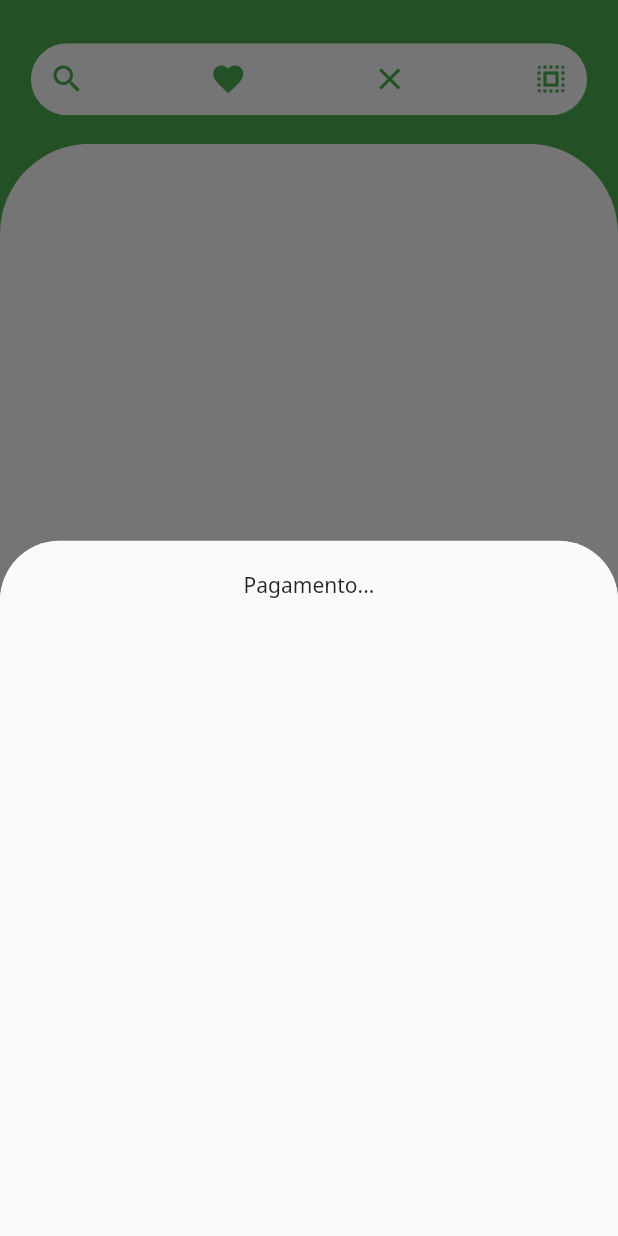
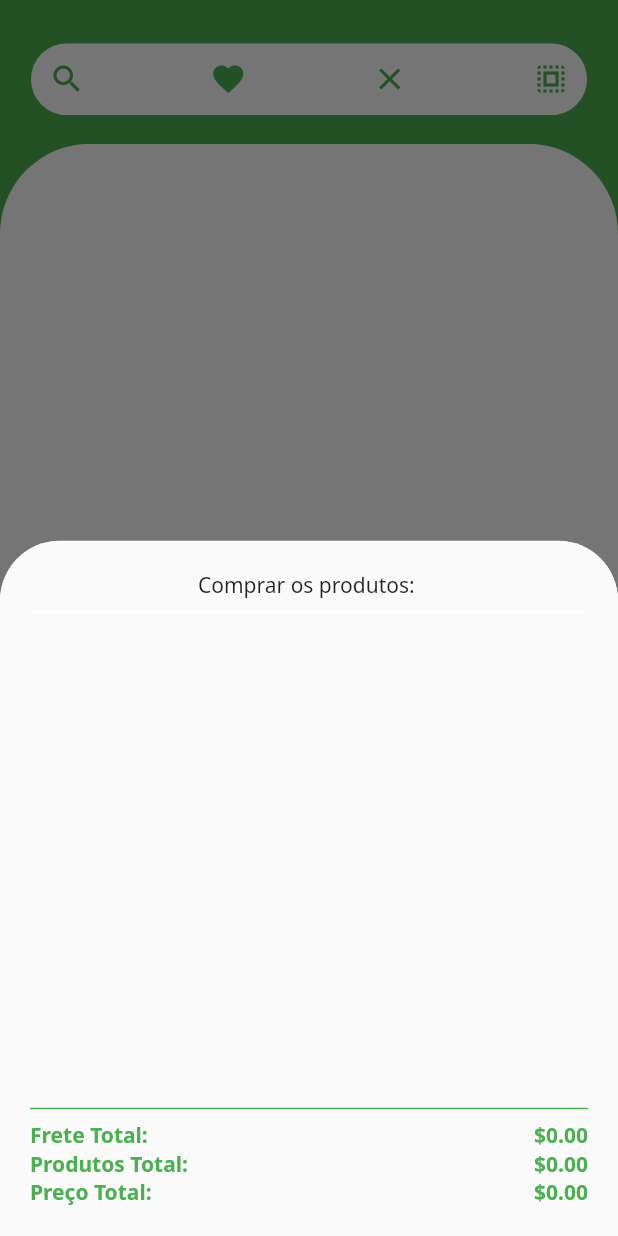
Before and after one commit to ramonpaolo/AgroApp, a Flutter app: the Store screen opened directly, after a tap on "Finalizar Compra", on a phone screen of 412 x 824 dp. Run offline on Flutter 3.47's test engine with Material 2 defaults, Android fonts, the phone set to English and light mode, and no system bars; our stand-ins replace cached_network_image, carousel_slider, cloud_firestore, curved_navigation_bar, firebase_auth, firebase_core and 5 more; missing offline and left inert: flutter_sparkline, image_downloader, sigepweb, simple_splashscreen; accounts and stored records are empty.

Commit message:
Att function button Finalizar Compra

```diff
--- a/lib/src/routes/store/Store.dart
+++ b/lib/src/routes/store/Store.dart
@@ -1,5 +1,6 @@
 //---- Packages
 import 'package:agricultura/src/routes/home/Product.dart';
+import 'package:agricultura/src/routes/store/functions/buy_products.dart';
 import 'package:cached_network_image/cached_network_image.dart';
 import 'package:flutter/material.dart';
 import 'package:cloud_firestore/cloud_firestore.dart';
@@ -29,7 +30,7 @@ class _StoreState extends State<Store> {
 
   TextEditingController _searchController = TextEditingController();
 
-  var key = GlobalKey<ScaffoldState>();
+  var _snack = GlobalKey<ScaffoldState>();
 
   //---- Functions
 
@@ -86,6 +87,7 @@ class _StoreState extends State<Store> {
   @override
   void initState() {
     print("---------------------- Store.dart-------------");
+
     super.initState();
   }
 
@@ -95,7 +97,7 @@ class _StoreState extends State<Store> {
     setSizeScreen(size);
     return Scaffold(
         backgroundColor: Colors.green,
-        key: key,
+        key: _snack,
         body: SingleChildScrollView(
           child: Column(
             crossAxisAlignment: CrossAxisAlignment.center,
@@ -240,7 +242,7 @@ class _StoreState extends State<Store> {
                                           itemBuilder: (context, index) {
                                             return Dismissible(
                                               onDismissed: (direction) {
-                                                key.currentState
+                                                _snack.currentState
                                                     .showSnackBar(SnackBar(
                                                   content: Text(
                                                     "Excluido o produto: ${produtoPesquisado[index]["title"]}",
@@ -315,7 +317,7 @@ class _StoreState extends State<Store> {
                                                   DatasUser().removeCarShop(
                                                       await produtosNoCarrinho[
                                                           index]["id"]);
-                                                  key.currentState
+                                                  _snack.currentState
                                                       .showSnackBar(SnackBar(
                                                     content: Text(
                                                       "Removido de carrinho o produto: ${produtosNoCarrinho[index]["title"]}",
@@ -408,7 +410,10 @@ class _StoreState extends State<Store> {
                                       child: RaisedButton(
                                         splashColor: Colors.white,
                                         onPressed: () async {
-                                          await showModal(context);
+                                          await showModal(
+                                            context: context,
+                                            products: produtosNoCarrinho,
+                                          );
                                         },
                                         color: Colors.green,
                                         child: Text(
@@ -417,7 +422,7 @@ class _StoreState extends State<Store> {
                                               color: Colors.white,
                                               fontSize: 18),
                                         ),
-                                      ))),
+                                      )))
                             ])));
                   } else if (snapshot.connectionState ==
                       ConnectionState.waiting) {
--- /dev/null
+++ b/lib/src/routes/store/functions/buy_products.dart
@@ -0,0 +1,51 @@
+import 'package:sigepweb/sigepweb.dart';
+
+class BuyProducts {
+  double priceTotal = 0.0;
+  double priceTotalProduts = 0.0;
+  double shippingTotal = 0.0;
+  double valorFrete = 0.0;
+
+  Future calcPriceProduts({List prices}) async {
+    try {
+      for (int x = 0; x < prices.length; x++) {
+        priceTotalProduts += await prices[x];
+      }
+    } catch (e) {
+      print("Erro em calcPriceTotalProduts");
+    }
+  }
+
+  Future calcShipping({List ceps, List products}) async {
+    try {
+      for (int x = 0; x < ceps.length; x++) {
+        await calcularFrete("18403040", await products[x]);
+      }
+    } catch (e) {
+      print("Erro em calcShipping");
+    }
+    await calcTotal();
+  }
+
+  Future calcTotal() async {
+    priceTotal = priceTotalProduts + shippingTotal;
+    print("Preço total dos Produtos: $priceTotalProduts");
+    print("Preço total frete: $shippingTotal");
+    print("Preço total: $priceTotal");
+  }
+
+  Future calcularFrete(String cepDestino, Map item) async {
+    var sigep = Sigepweb(contrato: SigepContrato.semContrato());
+    var calcPrecoPrazo = await sigep.calcPrecoPrazo(
+        cepOrigem: "${item["cep_origem"]}",
+        cepDestino: cepDestino,
+        valorPeso: item["weight"]);
+
+    for (CalcPrecoPrazoItemModel item in calcPrecoPrazo) {
+      shippingTotal += item.valor;
+      print(shippingTotal);
+      return shippingTotal;
+    }
+    return shippingTotal;
+  }
+}
--- a/lib/src/routes/store/showModal.dart
+++ b/lib/src/routes/store/showModal.dart
@@ -1,26 +1,149 @@
 //---- Packages
+import 'dart:async';
 import 'package:flutter/material.dart';
 
-showModal(context) {
+//---- Functions
+import 'package:agricultura/src/routes/store/functions/buy_products.dart';
+
+BuyProducts _buyProducts = BuyProducts();
+
+List<double> prices = [];
+List<int> ceps = [];
+
+double priceTotal = 0.0;
+double priceTotalProduts = 0.0;
+double priceShipping = 0.0;
+
+void setPrices(List item) async {
+  prices.clear();
+  for (int i = 0; i < item.length; i++) {
+    prices.add(item[i]["price"]);
+  }
+}
+
+void setCeps(List item) async {
+  ceps.clear();
+  for (int i = 0; i < item.length; i++) {
+    ceps.add(item[i]["cep_origem"]);
+  }
+}
+
+showModal({BuildContext context, List products}) {
+  setPrices(products);
+  setCeps(products);
+
+  _buyProducts.priceTotal = 0.0;
+  _buyProducts.shippingTotal = 0.0;
+  _buyProducts.valorFrete = 0.0;
+  _buyProducts.priceTotalProduts = 0.0;
+
+  _buyProducts.calcPriceProduts(prices: prices);
+  _buyProducts.calcShipping(ceps: ceps, products: products);
   return showModalBottomSheet(
       context: context,
       shape: RoundedRectangleBorder(
           borderRadius: BorderRadius.only(
               topLeft: Radius.circular(40), topRight: Radius.circular(40))),
-      builder: (c) {
+      builder: (context) {
         return ClipRRect(
             borderRadius: BorderRadius.circular(40),
             child: BottomSheet(
-              onClosing: () {},
+              onClosing: () {
+                print("Fechando");
+              },
               builder: (context) {
                 return StatefulBuilder(
                   builder: (context, setState) {
+                    Timer.periodic(Duration(seconds: 1), (timer) async {
+                      if (priceTotal == 0.0) {
+                        setState(() {
+                          priceTotal = _buyProducts.priceTotal;
+                          priceTotalProduts = _buyProducts.priceTotalProduts;
+                          priceShipping = _buyProducts.shippingTotal;
+                        });
+                      } else {
+                        timer.cancel();
+                      }
+
+                      print("Preço: $priceTotal");
+                    });
                     return Container(
                         width: 1000,
                         height: 1000,
                         padding: EdgeInsets.all(20),
                         child: Column(
-                          children: [Text("Pagamento...")],
+                          children: [
+                            Text("Comprar os produtos: "),
+                            Divider(color: Colors.white),
+                            Expanded(
+                                child: ListView.builder(
+                                    itemCount: products.length,
+                                    itemBuilder: (context, index) {
+                                      return Column(
+                                        children: [
+                                          Row(
+                                            mainAxisAlignment:
+                                                MainAxisAlignment.spaceBetween,
+                                            children: [
+                                              Text(
+                                                  "${products[index]["title"]}",
+                                                  style: TextStyle(
+                                                      color: Colors.green)),
+                                              Text(
+                                                "R\$${products[index]["price"]}",
+                                                style: TextStyle(
+                                                    color: Colors.green),
+                                              ),
+                                            ],
+                                          )
+                                        ],
+                                      );
+                                    })),
+                            Divider(
+                              color: Colors.green,
+                              thickness: 1.0,
+                            ),
+                            Row(
+                                mainAxisAlignment:
+                                    MainAxisAlignment.spaceBetween,
+                                children: [
+                                  Text("Frete Total: ",
+                                      style: TextStyle(
+                                          color: Colors.green,
+                                          fontWeight: FontWeight.bold)),
+                                  Text("\$${priceShipping.toStringAsFixed(2)}",
+                                      style: TextStyle(
+                                          color: Colors.green,
+                                          fontWeight: FontWeight.bold)),
+                                ]),
+                            Row(
+                                mainAxisAlignment:
+                                    MainAxisAlignment.spaceBetween,
+                                children: [
+                                  Text("Produtos Total: ",
+                                      style: TextStyle(
+                                          color: Colors.green,
+                                          fontWeight: FontWeight.bold)),
+                                  Text(
+                                      "\$${priceTotalProduts.toStringAsFixed(2)}",
+                                      style: TextStyle(
+                                          color: Colors.green,
+                                          fontWeight: FontWeight.bold)),
+                                ]),
+                            Row(
+                                mainAxisAlignment:
+                                    MainAxisAlignment.spaceBetween,
+                                children: [
+                                  Text("Preço Total: ",
+                                      style: TextStyle(
+                                          color: Colors.green,
+                                          fontWeight: FontWeight.bold)),
+                                  Text("\$${priceTotal.toStringAsFixed(2)}",
+                                      style: TextStyle(
+                                          color: Colors.green,
+                                          fontWeight: FontWeight.bold)),
+                                ]),
+                          ],
                         ));
                   },
                 );
```
